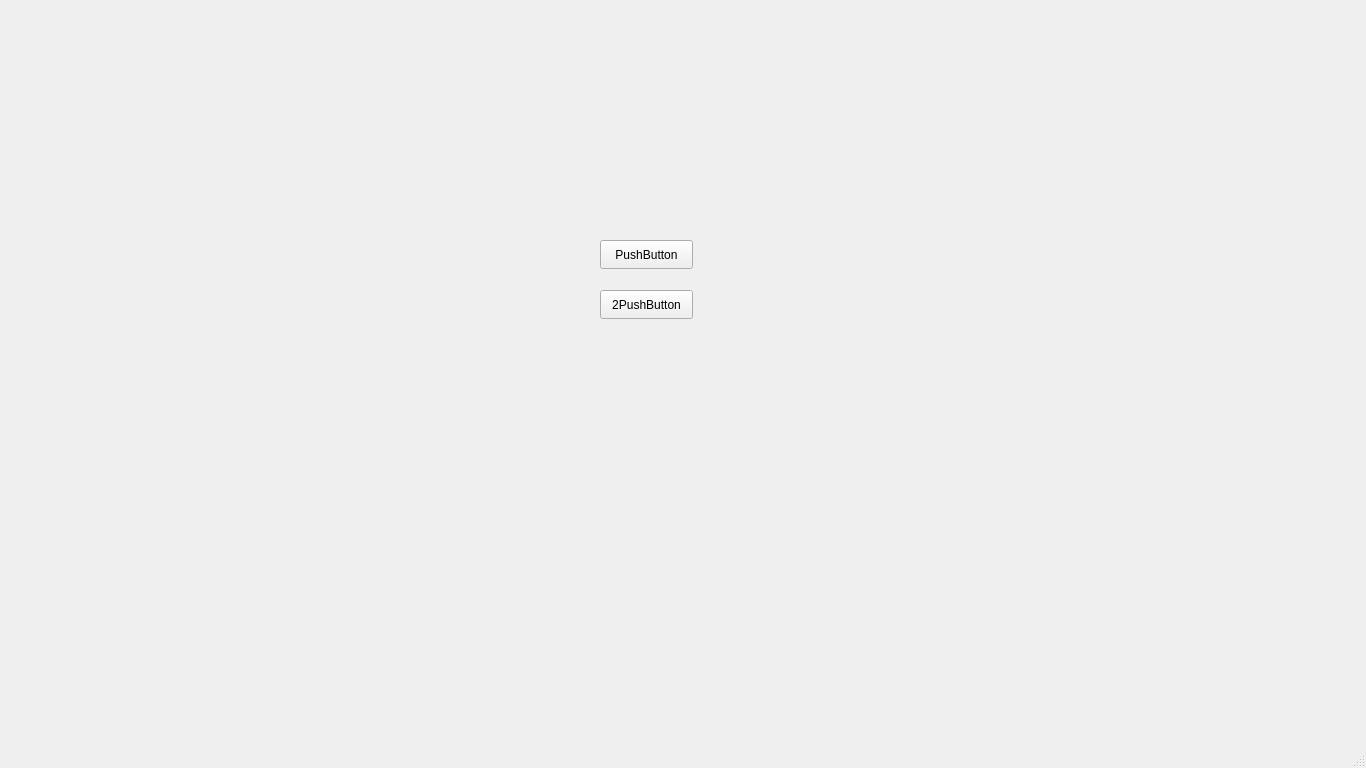
Old version of the form MonsterFactory/mainwindow.ui in the repository arty4325/IC2001-MonsterFactory.
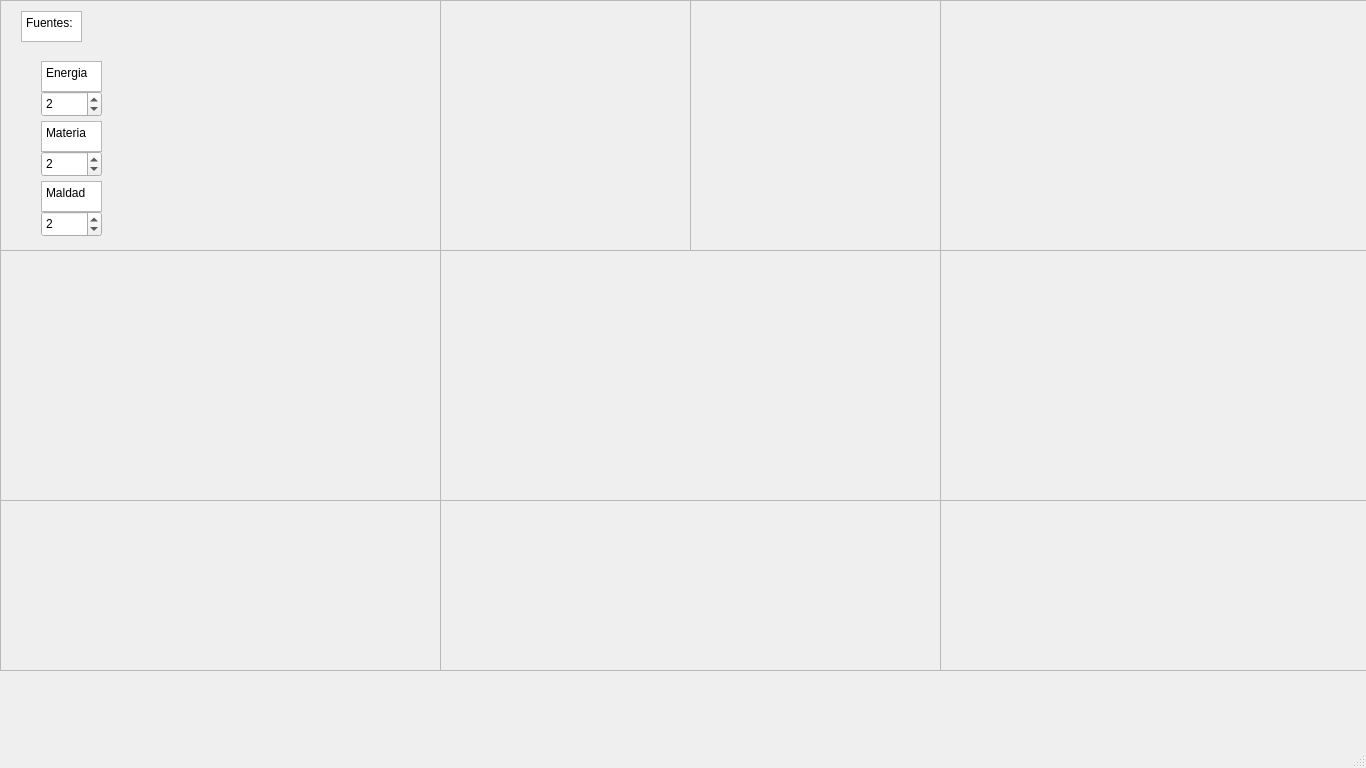
New version of the form.

```diff
--- a/MonsterFactory/mainwindow.ui
+++ b/MonsterFactory/mainwindow.ui
@@ -14,31 +14,369 @@
    <string>MainWindow</string>
   </property>
   <widget class="QWidget" name="centralwidget">
-   <widget class="QPushButton" name="button_test">
+   <widget class="QScrollArea" name="scrollArea_2">
     <property name="geometry">
      <rect>
-      <x>600</x>
-      <y>240</y>
-      <width>93</width>
-      <height>29</height>
+      <x>440</x>
+      <y>0</y>
+      <width>251</width>
+      <height>251</height>
      </rect>
     </property>
-    <property name="text">
-     <string>PushButton</string>
+    <property name="widgetResizable">
+     <bool>true</bool>
     </property>
+    <widget class="QWidget" name="scrollAreaWidgetContents_2">
+     <property name="geometry">
+      <rect>
+       <x>0</x>
+       <y>0</y>
+       <width>249</width>
+       <height>249</height>
+      </rect>
+     </property>
+    </widget>
    </widget>
-   <widget class="QPushButton" name="pushButton">
+   <widget class="QScrollArea" name="scrollArea_3">
     <property name="geometry">
      <rect>
-      <x>600</x>
-      <y>290</y>
-      <width>93</width>
-      <height>29</height>
+      <x>690</x>
+      <y>0</y>
+      <width>251</width>
+      <height>251</height>
      </rect>
     </property>
-    <property name="text">
-     <string>2PushButton</string>
+    <property name="widgetResizable">
+     <bool>true</bool>
     </property>
+    <widget class="QWidget" name="scrollAreaWidgetContents_3">
+     <property name="geometry">
+      <rect>
+       <x>0</x>
+       <y>0</y>
+       <width>249</width>
+       <height>249</height>
+      </rect>
+     </property>
+    </widget>
+   </widget>
+   <widget class="QScrollArea" name="scrollArea_4">
+    <property name="geometry">
+     <rect>
+      <x>940</x>
+      <y>0</y>
+      <width>431</width>
+      <height>251</height>
+     </rect>
+    </property>
+    <property name="widgetResizable">
+     <bool>true</bool>
+    </property>
+    <widget class="QWidget" name="scrollAreaWidgetContents_4">
+     <property name="geometry">
+      <rect>
+       <x>0</x>
+       <y>0</y>
+       <width>429</width>
+       <height>249</height>
+      </rect>
+     </property>
+    </widget>
+   </widget>
+   <widget class="QScrollArea" name="scrollArea_6">
+    <property name="geometry">
+     <rect>
+      <x>940</x>
+      <y>250</y>
+      <width>431</width>
+      <height>251</height>
+     </rect>
+    </property>
+    <property name="widgetResizable">
+     <bool>true</bool>
+    </property>
+    <widget class="QWidget" name="scrollAreaWidgetContents_6">
+     <property name="geometry">
+      <rect>
+       <x>0</x>
+       <y>0</y>
+       <width>429</width>
+       <height>249</height>
+      </rect>
+     </property>
+    </widget>
+   </widget>
+   <widget class="QScrollArea" name="scrollArea_5">
+    <property name="geometry">
+     <rect>
+      <x>440</x>
+      <y>250</y>
+      <width>501</width>
+      <height>251</height>
+     </rect>
+    </property>
+    <property name="widgetResizable">
+     <bool>true</bool>
+    </property>
+    <widget class="QWidget" name="scrollAreaWidgetContents_5">
+     <property name="geometry">
+      <rect>
+       <x>0</x>
+       <y>0</y>
+       <width>499</width>
+       <height>249</height>
+      </rect>
+     </property>
+    </widget>
+   </widget>
+   <widget class="QScrollArea" name="scrollArea_8">
+    <property name="geometry">
+     <rect>
+      <x>0</x>
+      <y>250</y>
+      <width>441</width>
+      <height>251</height>
+     </rect>
+    </property>
+    <property name="widgetResizable">
+     <bool>true</bool>
+    </property>
+    <widget class="QWidget" name="scrollAreaWidgetContents_8">
+     <property name="geometry">
+      <rect>
+       <x>0</x>
+       <y>0</y>
+       <width>439</width>
+       <height>249</height>
+      </rect>
+     </property>
+    </widget>
+   </widget>
+   <widget class="QScrollArea" name="scrollArea_9">
+    <property name="geometry">
+     <rect>
+      <x>0</x>
+      <y>500</y>
+      <width>441</width>
+      <height>171</height>
+     </rect>
+    </property>
+    <property name="widgetResizable">
+     <bool>true</bool>
+    </property>
+    <widget class="QWidget" name="scrollAreaWidgetContents_9">
+     <property name="geometry">
+      <rect>
+       <x>0</x>
+       <y>0</y>
+       <width>439</width>
+       <height>169</height>
+      </rect>
+     </property>
+    </widget>
+   </widget>
+   <widget class="QScrollArea" name="scrollArea_10">
+    <property name="geometry">
+     <rect>
+      <x>940</x>
+      <y>500</y>
+      <width>431</width>
+      <height>171</height>
+     </rect>
+    </property>
+    <property name="widgetResizable">
+     <bool>true</bool>
+    </property>
+    <widget class="QWidget" name="scrollAreaWidgetContents_10">
+     <property name="geometry">
+      <rect>
+       <x>0</x>
+       <y>0</y>
+       <width>429</width>
+       <height>169</height>
+      </rect>
+     </property>
+    </widget>
+   </widget>
+   <widget class="QScrollArea" name="scrollArea_11">
+    <property name="geometry">
+     <rect>
+      <x>440</x>
+      <y>500</y>
+      <width>501</width>
+      <height>171</height>
+     </rect>
+    </property>
+    <property name="widgetResizable">
+     <bool>true</bool>
+    </property>
+    <widget class="QWidget" name="scrollAreaWidgetContents_12">
+     <property name="geometry">
+      <rect>
+       <x>0</x>
+       <y>0</y>
+       <width>499</width>
+       <height>169</height>
+      </rect>
+     </property>
+    </widget>
+   </widget>
+   <widget class="QScrollArea" name="scrollArea_7">
+    <property name="geometry">
+     <rect>
+      <x>0</x>
+      <y>0</y>
+      <width>441</width>
+      <height>251</height>
+     </rect>
+    </property>
+    <property name="widgetResizable">
+     <bool>true</bool>
+    </property>
+    <widget class="QWidget" name="scrollAreaWidgetContents_7">
+     <property name="geometry">
+      <rect>
+       <x>0</x>
+       <y>0</y>
+       <width>439</width>
+       <height>249</height>
+      </rect>
+     </property>
+     <widget class="QTextEdit" name="textEdit_2">
+      <property name="geometry">
+       <rect>
+        <x>20</x>
+        <y>10</y>
+        <width>61</width>
+        <height>31</height>
+       </rect>
+      </property>
+      <property name="html">
+       <string>&lt;!DOCTYPE HTML PUBLIC &quot;-//W3C//DTD HTML 4.0//EN&quot; &quot;http://www.w3.org/TR/REC-html40/strict.dtd&quot;&gt;
+&lt;html&gt;&lt;head&gt;&lt;meta name=&quot;qrichtext&quot; content=&quot;1&quot; /&gt;&lt;meta charset=&quot;utf-8&quot; /&gt;&lt;style type=&quot;text/css&quot;&gt;
+p, li { white-space: pre-wrap; }
+hr { height: 1px; border-width: 0; }
+li.unchecked::marker { content: &quot;\2610&quot;; }
+li.checked::marker { content: &quot;\2612&quot;; }
+&lt;/style&gt;&lt;/head&gt;&lt;body style=&quot; font-family:'Segoe UI'; font-size:9pt; font-weight:400; font-style:normal;&quot;&gt;
+&lt;p style=&quot; margin-top:0px; margin-bottom:0px; margin-left:0px; margin-right:0px; -qt-block-indent:0; text-indent:0px;&quot;&gt;Fuentes:&lt;/p&gt;&lt;/body&gt;&lt;/html&gt;</string>
+      </property>
+     </widget>
+     <widget class="QTextEdit" name="textEdit_3">
+      <property name="geometry">
+       <rect>
+        <x>40</x>
+        <y>60</y>
+        <width>61</width>
+        <height>31</height>
+       </rect>
+      </property>
+      <property name="html">
+       <string>&lt;!DOCTYPE HTML PUBLIC &quot;-//W3C//DTD HTML 4.0//EN&quot; &quot;http://www.w3.org/TR/REC-html40/strict.dtd&quot;&gt;
+&lt;html&gt;&lt;head&gt;&lt;meta name=&quot;qrichtext&quot; content=&quot;1&quot; /&gt;&lt;meta charset=&quot;utf-8&quot; /&gt;&lt;style type=&quot;text/css&quot;&gt;
+p, li { white-space: pre-wrap; }
+hr { height: 1px; border-width: 0; }
+li.unchecked::marker { content: &quot;\2610&quot;; }
+li.checked::marker { content: &quot;\2612&quot;; }
+&lt;/style&gt;&lt;/head&gt;&lt;body style=&quot; font-family:'Segoe UI'; font-size:9pt; font-weight:400; font-style:normal;&quot;&gt;
+&lt;p style=&quot; margin-top:0px; margin-bottom:0px; margin-left:0px; margin-right:0px; -qt-block-indent:0; text-indent:0px;&quot;&gt;Energia&lt;/p&gt;&lt;/body&gt;&lt;/html&gt;</string>
+      </property>
+     </widget>
+     <widget class="QTextEdit" name="textEdit_8">
+      <property name="geometry">
+       <rect>
+        <x>40</x>
+        <y>120</y>
+        <width>61</width>
+        <height>31</height>
+       </rect>
+      </property>
+      <property name="html">
+       <string>&lt;!DOCTYPE HTML PUBLIC &quot;-//W3C//DTD HTML 4.0//EN&quot; &quot;http://www.w3.org/TR/REC-html40/strict.dtd&quot;&gt;
+&lt;html&gt;&lt;head&gt;&lt;meta name=&quot;qrichtext&quot; content=&quot;1&quot; /&gt;&lt;meta charset=&quot;utf-8&quot; /&gt;&lt;style type=&quot;text/css&quot;&gt;
+p, li { white-space: pre-wrap; }
+hr { height: 1px; border-width: 0; }
+li.unchecked::marker { content: &quot;\2610&quot;; }
+li.checked::marker { content: &quot;\2612&quot;; }
+&lt;/style&gt;&lt;/head&gt;&lt;body style=&quot; font-family:'Segoe UI'; font-size:9pt; font-weight:400; font-style:normal;&quot;&gt;
+&lt;p style=&quot; margin-top:0px; margin-bottom:0px; margin-left:0px; margin-right:0px; -qt-block-indent:0; text-indent:0px;&quot;&gt;Materia&lt;/p&gt;&lt;/body&gt;&lt;/html&gt;</string>
+      </property>
+     </widget>
+     <widget class="QTextEdit" name="textEdit_9">
+      <property name="geometry">
+       <rect>
+        <x>40</x>
+        <y>180</y>
+        <width>61</width>
+        <height>31</height>
+       </rect>
+      </property>
+      <property name="html">
+       <string>&lt;!DOCTYPE HTML PUBLIC &quot;-//W3C//DTD HTML 4.0//EN&quot; &quot;http://www.w3.org/TR/REC-html40/strict.dtd&quot;&gt;
+&lt;html&gt;&lt;head&gt;&lt;meta name=&quot;qrichtext&quot; content=&quot;1&quot; /&gt;&lt;meta charset=&quot;utf-8&quot; /&gt;&lt;style type=&quot;text/css&quot;&gt;
+p, li { white-space: pre-wrap; }
+hr { height: 1px; border-width: 0; }
+li.unchecked::marker { content: &quot;\2610&quot;; }
+li.checked::marker { content: &quot;\2612&quot;; }
+&lt;/style&gt;&lt;/head&gt;&lt;body style=&quot; font-family:'Segoe UI'; font-size:9pt; font-weight:400; font-style:normal;&quot;&gt;
+&lt;p style=&quot; margin-top:0px; margin-bottom:0px; margin-left:0px; margin-right:0px; -qt-block-indent:0; text-indent:0px;&quot;&gt;Maldad&lt;/p&gt;&lt;/body&gt;&lt;/html&gt;</string>
+      </property>
+     </widget>
+     <widget class="QSpinBox" name="maldadSpinBox">
+      <property name="geometry">
+       <rect>
+        <x>40</x>
+        <y>210</y>
+        <width>61</width>
+        <height>26</height>
+       </rect>
+      </property>
+      <property name="minimum">
+       <number>0</number>
+      </property>
+      <property name="singleStep">
+       <number>1</number>
+      </property>
+      <property name="value">
+       <number>2</number>
+      </property>
+     </widget>
+     <widget class="QSpinBox" name="energiaSpinBox">
+      <property name="geometry">
+       <rect>
+        <x>40</x>
+        <y>90</y>
+        <width>61</width>
+        <height>26</height>
+       </rect>
+      </property>
+      <property name="minimum">
+       <number>0</number>
+      </property>
+      <property name="singleStep">
+       <number>1</number>
+      </property>
+      <property name="value">
+       <number>2</number>
+      </property>
+     </widget>
+     <widget class="QSpinBox" name="materiaSpinBox">
+      <property name="geometry">
+       <rect>
+        <x>40</x>
+        <y>150</y>
+        <width>61</width>
+        <height>26</height>
+       </rect>
+      </property>
+      <property name="minimum">
+       <number>0</number>
+      </property>
+      <property name="value">
+       <number>2</number>
+      </property>
+     </widget>
+    </widget>
    </widget>
   </widget>
   <widget class="QMenuBar" name="menubar">
```
